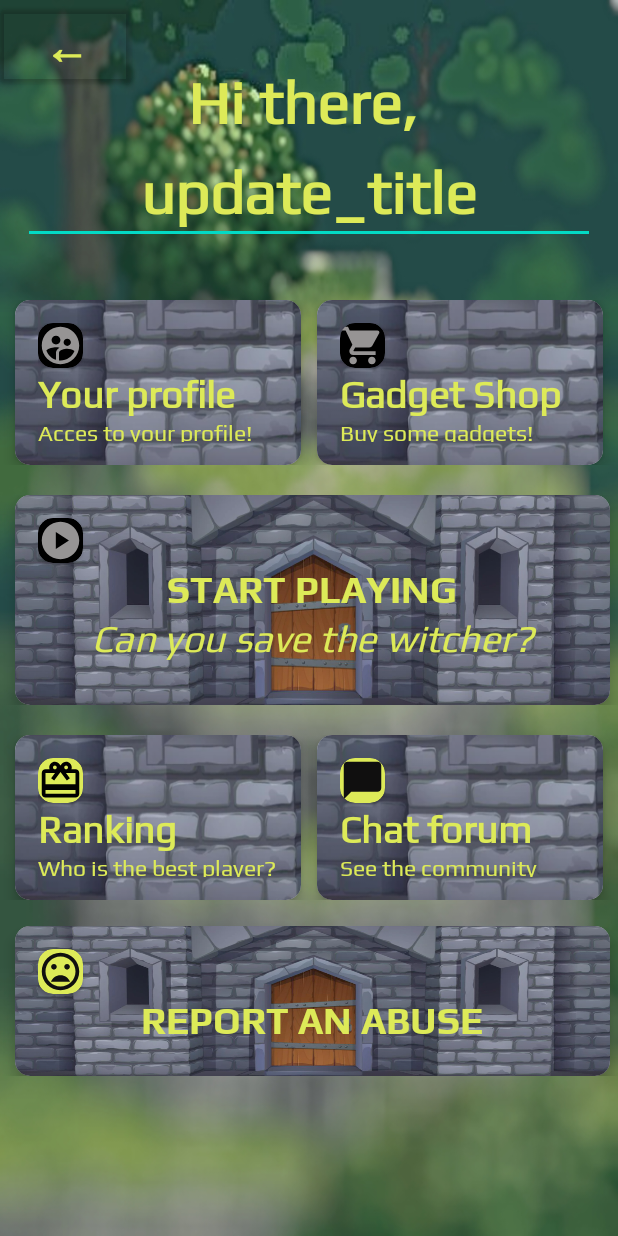
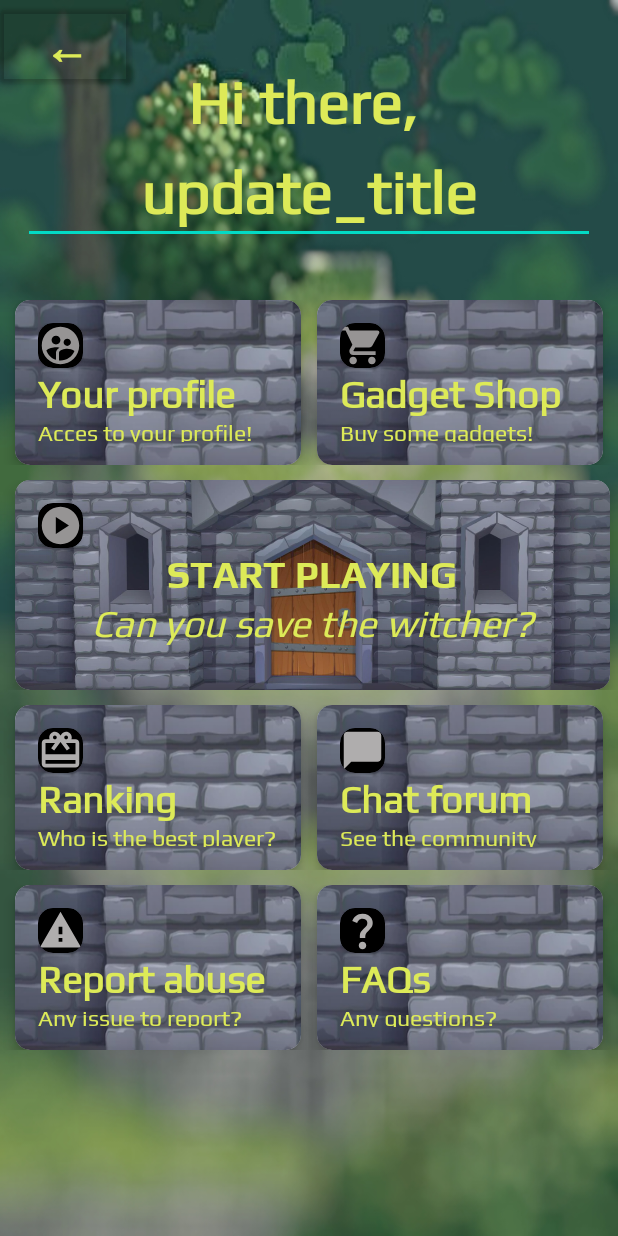
Before and after one commit to mariaubiergo2/Android_DSA, an Android app: the screen it shows after launch (DashBoardActivity), on a phone screen of 412 x 824 dp. Run offline under Robolectric (Android 15) with nearby library versions, the phone set to English and light mode, and no system bars; 1 statement that could not run was skipped.

Commit message:
Little changes

```diff
--- a/app/src/main/java/edu/upc/dsa/andoroid_dsa/activities/DashBoardActivity.java
+++ b/app/src/main/java/edu/upc/dsa/andoroid_dsa/activities/DashBoardActivity.java
@@ -28,7 +28,7 @@ import retrofit2.Callback;
 import retrofit2.Response;
 
 public class DashBoardActivity extends AppCompatActivity implements View.OnClickListener {
-    public CardView yourProfile, gadgetShop, rankingCard, chatCard, abuseCard;
+    public CardView yourProfile, gadgetShop, rankingCard, chatCard, abuseCard, faqsCard;
     public String userId;
     public String username;
     Api APIservice;
@@ -75,6 +75,8 @@ public class DashBoardActivity extends AppCompatActivity implements View.OnClick
                 i=new Intent(this, AbuseActivity.class);
                 startActivity(i);
                 break;
+            case R.id.faqsCard:
+                break;
         }
     }
     public void getUserById(String userId){
@@ -116,11 +118,14 @@ public class DashBoardActivity extends AppCompatActivity implements View.OnClick
         rankingCard=(CardView) findViewById(R.id.rankingCard);
         chatCard=(CardView) findViewById(R.id.chatCard);
         abuseCard=(CardView) findViewById(R.id.abuseCard);
+        faqsCard=(CardView) findViewById(R.id.faqsCard);
+
         yourProfile.setOnClickListener(this);
         gadgetShop.setOnClickListener(this);
         rankingCard.setOnClickListener(this);
         chatCard.setOnClickListener(this);
         abuseCard.setOnClickListener(this);
+        faqsCard.setOnClickListener(this);
     }
     public void saveVariables(UserInformation userInformation) {
         SharedPreferences sharedPreferences= getSharedPreferences("userInformation", Context.MODE_PRIVATE);
@@ -131,12 +136,14 @@ public class DashBoardActivity extends AppCompatActivity implements View.OnClick
         editor.putString("email",userInformation.getEmail());
         editor.putString("password",userInformation.getPassword());
         editor.putString("coins",Integer.toString(userInformation.getCoins()));
+        editor.putString("profilePicture", userInformation.getProfilePicture());
         Log.i("SAVING: ",userInformation.getName());
         Log.i("SAVING: ",userInformation.getSurname());
         Log.i("SAVING: ",userInformation.getBirthday());
         Log.i("SAVING: ",userInformation.getEmail());
         Log.i("SAVING: ",userInformation.getPassword());
         Log.i("SAVING. ",Integer.toString(userInformation.getCoins()));
+        Log.i("SAVING: ",userInformation.getProfilePicture());
         editor.apply();
     }
     public void saveUserId(String userId){
--- a/app/src/main/res/drawable/abuse_asset.xml
+++ b/app/src/main/res/drawable/abuse_asset.xml
@@ -1,5 +1,5 @@
-<vector android:height="24dp" android:tint="#100F0F"
+<vector android:height="24dp" android:tint="#AFADAD"
     android:viewportHeight="24" android:viewportWidth="24"
     android:width="24dp" xmlns:android="http://schemas.android.com/apk/res/android">
-    <path android:fillColor="@android:color/white" android:pathData="M11.99,2C6.47,2 2,6.48 2,12s4.47,10 9.99,10C17.52,22 22,17.52 22,12S17.52,2 11.99,2zM12,20c-4.42,0 -8,-3.58 -8,-8s3.58,-8 8,-8 8,3.58 8,8 -3.58,8 -8,8zM15.5,11c0.83,0 1.5,-0.67 1.5,-1.5S16.33,8 15.5,8 14,8.67 14,9.5s0.67,1.5 1.5,1.5zM8.5,11c0.83,0 1.5,-0.67 1.5,-1.5S9.33,8 8.5,8 7,8.67 7,9.5 7.67,11 8.5,11zM12,14c-2.33,0 -4.31,1.46 -5.11,3.5h10.22c-0.8,-2.04 -2.78,-3.5 -5.11,-3.5z"/>
+    <path android:fillColor="@android:color/white" android:pathData="M1,21h22L12,2 1,21zM13,18h-2v-2h2v2zM13,14h-2v-4h2v4z"/>
 </vector>
--- a/app/src/main/res/drawable/chat_asset.xml
+++ b/app/src/main/res/drawable/chat_asset.xml
@@ -1,4 +1,4 @@
-<vector android:height="24dp" android:tint="#100F0F"
+<vector android:height="24dp" android:tint="#AFADAD"
     android:viewportHeight="24" android:viewportWidth="24"
     android:width="24dp" xmlns:android="http://schemas.android.com/apk/res/android">
     <path android:fillColor="@android:color/white" android:pathData="M20,2H4c-1.1,0 -2,0.9 -2,2v18l4,-4h14c1.1,0 2,-0.9 2,-2V4c0,-1.1 -0.9,-2 -2,-2z"/>
--- /dev/null
+++ b/app/src/main/res/drawable/faqs_asset.xml
@@ -0,0 +1,5 @@
+<vector android:height="24dp" android:tint="#AFADAD"
+    android:viewportHeight="24" android:viewportWidth="24"
+    android:width="24dp" xmlns:android="http://schemas.android.com/apk/res/android">
+    <path android:fillColor="@android:color/white" android:pathData="M11.07,12.85c0.77,-1.39 2.25,-2.21 3.11,-3.44c0.91,-1.29 0.4,-3.7 -2.18,-3.7c-1.69,0 -2.52,1.28 -2.87,2.34L6.54,6.96C7.25,4.83 9.18,3 11.99,3c2.35,0 3.96,1.07 4.78,2.41c0.7,1.15 1.11,3.3 0.03,4.9c-1.2,1.77 -2.35,2.31 -2.97,3.45c-0.25,0.46 -0.35,0.76 -0.35,2.24h-2.89C10.58,15.22 10.46,13.95 11.07,12.85zM14,20c0,1.1 -0.9,2 -2,2s-2,-0.9 -2,-2c0,-1.1 0.9,-2 2,-2S14,18.9 14,20z"/>
+</vector>
--- a/app/src/main/res/drawable/gift_asset.xml
+++ b/app/src/main/res/drawable/gift_asset.xml
@@ -1,4 +1,4 @@
-<vector android:height="24dp" android:tint="#000000"
+<vector android:height="24dp" android:tint="#AFADAD"
     android:viewportHeight="24" android:viewportWidth="24"
     android:width="24dp" xmlns:android="http://schemas.android.com/apk/res/android">
     <path android:fillColor="@android:color/white" android:pathData="M20,6h-2.18c0.11,-0.31 0.18,-0.65 0.18,-1 0,-1.66 -1.34,-3 -3,-3 -1.05,0 -1.96,0.54 -2.5,1.35l-0.5,0.67 -0.5,-0.68C10.96,2.54 10.05,2 9,2 7.34,2 6,3.34 6,5c0,0.35 0.07,0.69 0.18,1L4,6c-1.11,0 -1.99,0.89 -1.99,2L2,19c0,1.11 0.89,2 2,2h16c1.11,0 2,-0.89 2,-2L22,8c0,-1.11 -0.89,-2 -2,-2zM15,4c0.55,0 1,0.45 1,1s-0.45,1 -1,1 -1,-0.45 -1,-1 0.45,-1 1,-1zM9,4c0.55,0 1,0.45 1,1s-0.45,1 -1,1 -1,-0.45 -1,-1 0.45,-1 1,-1zM20,19L4,19v-2h16v2zM20,14L4,14L4,8h5.08L7,10.83 8.62,12 11,8.76l1,-1.36 1,1.36L15.38,12 17,10.83 14.92,8L20,8v6z"/>
--- a/app/src/main/res/layout/dashboard_main.xml
+++ b/app/src/main/res/layout/dashboard_main.xml
@@ -179,7 +179,7 @@
         android:layout_width="match_parent"
         android:layout_height="wrap_content"
         android:orientation="horizontal"
-        android:layout_marginTop="330dp">
+        android:layout_marginTop="320dp">
 
         <androidx.cardview.widget.CardView
             android:layout_width="225dp"
@@ -248,7 +248,7 @@
         android:layout_width="match_parent"
         android:layout_height="wrap_content"
         android:orientation="horizontal"
-        android:layout_marginTop="490dp">
+        android:layout_marginTop="470dp">
         <androidx.cardview.widget.CardView
             android:layout_width="match_parent"
             android:layout_height="wrap_content"
@@ -274,7 +274,7 @@
                     android:id="@+id/rankingCard"
                     android:layout_width="30dp"
                     android:layout_height="30dp"
-                    app:cardBackgroundColor="@color/green_vibrant"
+                    app:cardBackgroundColor="@color/black"
                     app:cardCornerRadius="10dp">
 
                     <ImageView
@@ -340,7 +340,7 @@
                     android:id="@+id/chatCard"
                     android:layout_width="30dp"
                     android:layout_height="30dp"
-                    app:cardBackgroundColor="@color/green_vibrant"
+                    app:cardBackgroundColor="@color/black"
                     app:cardCornerRadius="10dp">
 
                     <ImageView
@@ -380,35 +380,33 @@
         android:layout_width="match_parent"
         android:layout_height="wrap_content"
         android:orientation="horizontal"
-        android:layout_marginTop="617dp">
-
+        android:layout_marginTop="590dp">
         <androidx.cardview.widget.CardView
-            android:layout_width="10dp"
-
+            android:layout_width="match_parent"
             android:layout_height="wrap_content"
+            android:elevation="5dp"
+            app:cardMaxElevation="5dp"
+            android:clickable="true"
+            android:focusable="true"
             android:layout_marginLeft="10dp"
             android:layout_marginRight="5dp"
             android:layout_weight="1"
-            android:clickable="true"
-            android:elevation="5dp"
-            android:focusable="true"
             app:cardCornerRadius="10dp"
-            app:cardElevation="5dp"
-            app:cardMaxElevation="5dp">
+            app:cardElevation="5dp">
 
             <LinearLayout
-                android:id="@+id/linearReportAbuse"
+                android:id="@+id/linearAbuseAndFAQs"
                 android:layout_width="match_parent"
-                android:layout_height="100dp"
-                android:background="@drawable/castillo"
+                android:layout_height="110dp"
+                android:background="@drawable/cardview_back2"
                 android:orientation="vertical"
                 android:padding="15dp">
 
                 <androidx.cardview.widget.CardView
+                    android:id="@+id/abuseCard"
                     android:layout_width="30dp"
                     android:layout_height="30dp"
-                    android:id="@+id/abuseCard"
-                    app:cardBackgroundColor="@color/green_vibrant"
+                    app:cardBackgroundColor="@color/black"
                     app:cardCornerRadius="10dp">
 
                     <ImageView
@@ -420,21 +418,93 @@
                     </ImageView>
 
 
+                </androidx.cardview.widget.CardView>
 
-                </androidx.cardview.widget.CardView>
                 <TextView
                     android:layout_width="match_parent"
                     android:layout_height="wrap_content"
-                    android:fontFamily="@font/play_bold"
+                    android:fontFamily="@font/play_regular"
                     android:lines="1"
-                    android:text="REPORT AN ABUSE"
-                    android:textAlignment="center"
+                    android:text="Report abuse"
                     android:textColor="@color/green_vibrant"
                     android:textStyle="bold"
                     android:textSize="25sp" />
 
+                <TextView
+                    android:layout_width="163dp"
+                    android:layout_height="wrap_content"
+                    android:fontFamily="@font/play_regular"
+                    android:lines="1"
+                    android:text="Any issue to report?"
+                    android:textColor="@color/green_vibrant"
+                    android:textSize="15sp">
+
+                </TextView>
+
+
             </LinearLayout>
 
+        </androidx.cardview.widget.CardView>
+        <androidx.cardview.widget.CardView
+            android:layout_width="match_parent"
+            android:layout_height="wrap_content"
+            android:elevation="5dp"
+            app:cardMaxElevation="5dp"
+            android:clickable="true"
+            android:focusable="true"
+
+
+            android:layout_marginLeft="5dp"
+            android:layout_marginRight="10dp"
+            android:layout_weight="1"
+            app:cardCornerRadius="10dp"
+            app:cardElevation="5dp">
+
+            <LinearLayout
+                android:id="@+id/linearFAQs"
+                android:layout_width="match_parent"
+                android:layout_height="110dp"
+                android:background="@drawable/cardview_back2"
+                android:orientation="vertical"
+                android:padding="15dp">
+
+                <androidx.cardview.widget.CardView
+                    android:id="@+id/faqsCard"
+                    android:layout_width="30dp"
+                    android:layout_height="30dp"
+                    app:cardBackgroundColor="@color/black"
+                    app:cardCornerRadius="10dp">
+
+                    <ImageView
+                        android:layout_width="match_parent"
+                        android:layout_height="match_parent"
+                        android:background="@drawable/faqs_asset"
+                        android:padding="8dp">
+
+                    </ImageView>
+
+
+                </androidx.cardview.widget.CardView>
+
+                <TextView
+                    android:layout_width="match_parent"
+                    android:layout_height="wrap_content"
+                    android:fontFamily="@font/play_regular"
+                    android:lines="1"
+                    android:text="FAQs"
+                    android:textColor="@color/green_vibrant"
+                    android:textStyle="bold"
+                    android:textSize="25sp" />
+
+                <TextView
+                    android:layout_width="163dp"
+                    android:layout_height="wrap_content"
+                    android:fontFamily="@font/play_regular"
+                    android:lines="1"
+                    android:text="Any questions?"
+                    android:textColor="@color/green_vibrant"
+                    android:textSize="15sp" />
+            </LinearLayout>
         </androidx.cardview.widget.CardView>
 
     </LinearLayout>
--- a/app/src/main/res/layout/register_main.xml
+++ b/app/src/main/res/layout/register_main.xml
@@ -121,6 +121,7 @@
         android:hint="Birthday"
         android:backgroundTint="@color/green_vibrant"
         android:textColorHint="@color/green_vibrant"
+        android:textColor="@color/green_vibrant"
         android:fontFamily="@font/play_regular"
         app:layout_constraintBottom_toTopOf="@+id/emailTxt"
         app:layout_constraintEnd_toEndOf="parent"
```
Also changed, not shown: app/src/main/java/edu/upc/dsa/andoroid_dsa/activities/YourProfileActivity.java (+9 -4 lines), app/src/main/res/layout/ranking_profile.xml (+13 -10 lines), app/src/main/res/layout/your_profile_main.xml (+5 -28 lines).
